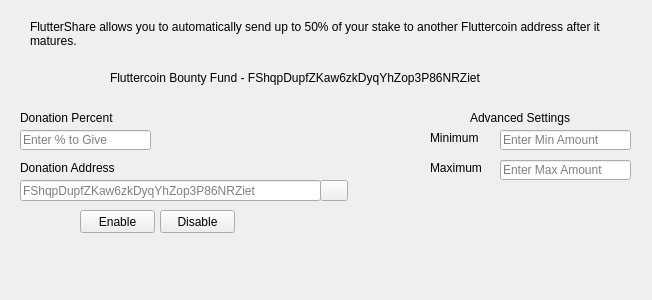
Before: the Qt Designer form src/qt/forms/savingsdialog.ui in ofeefee/fluttercoin, drawn with Qt 5.
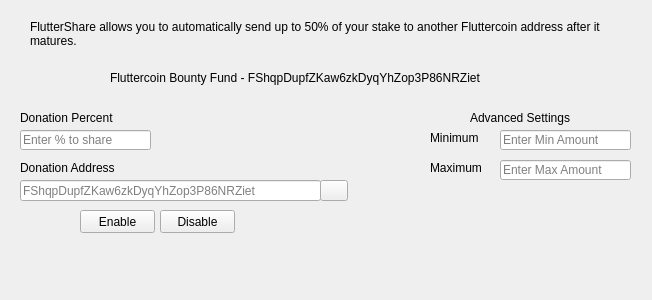
After: the same form once the commit is applied. Icons and pictures are not drawn.

```diff
--- a/src/qt/forms/savingsdialog.ui
+++ b/src/qt/forms/savingsdialog.ui
@@ -32,7 +32,7 @@
     <string/>
    </property>
    <property name="placeholderText">
-    <string>Enter % to Give</string>
+    <string>Enter % to share</string>
    </property>
   </widget>
   <widget class="QLineEdit" name="savingsAddressEdit">
```
Left out of the diff: 8 changed lines with no effect on the pictures.
